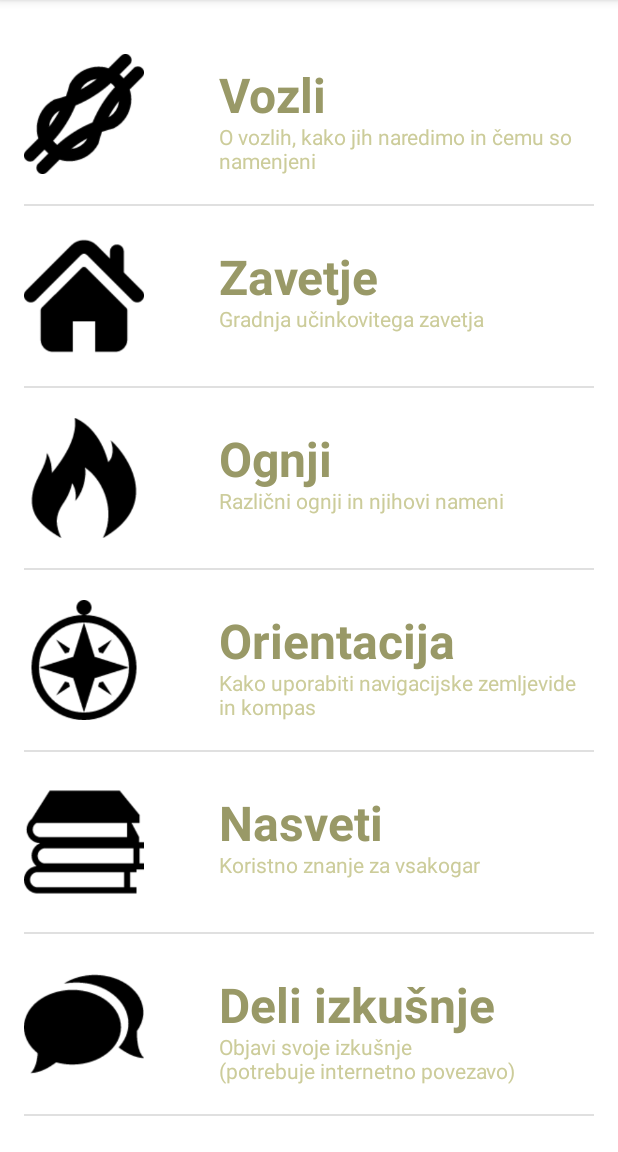
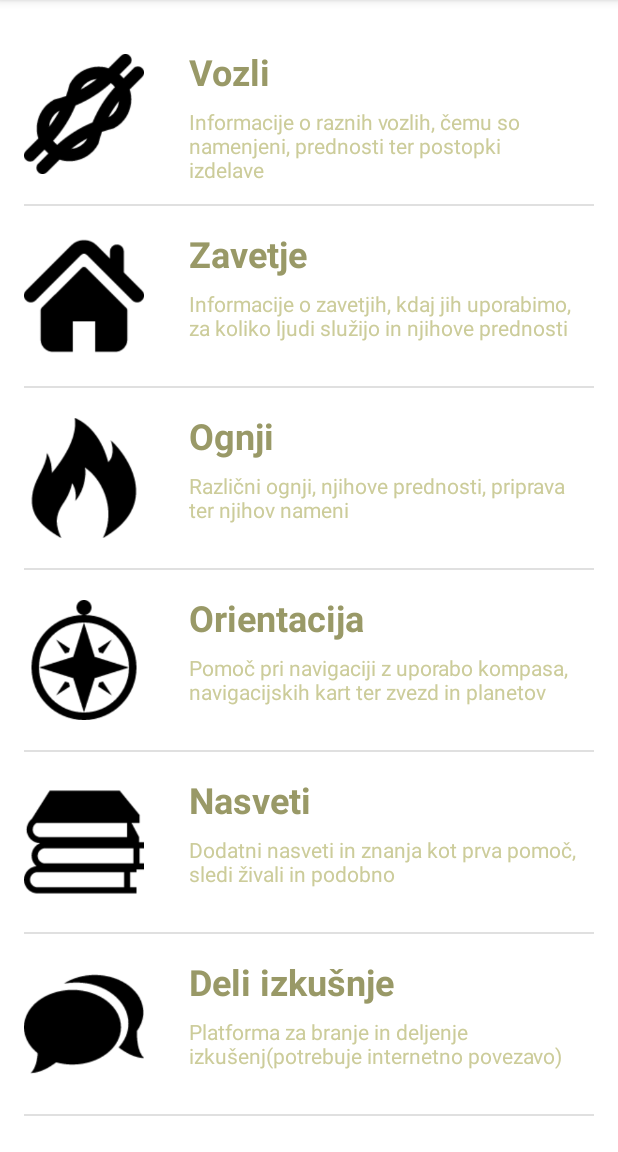
Before and after one commit to Cerozz/Skavt, an Android app: the screen it shows after launch (MainActivity), on a phone screen of 412 x 824 dp, the part 84-1236 px from its top. Run offline under Robolectric (Android 15) with nearby library versions, the phone set to English and light mode, and no system bars.

Commit message:
uredil fonte, layout in opise v menijih , dodatno uredil layout v elementih, vozli sedaj dokončno urejeni(samo še postopek). ostalo(ureditev element layouta, opisi itd) kasneje

```diff
--- a/app/src/main/java/com/example/zoki/skavt/Adapter_contentmenu.java
+++ b/app/src/main/java/com/example/zoki/skavt/Adapter_contentmenu.java
@@ -27,9 +27,7 @@ public class Adapter_contentmenu extends ArrayAdapter<Vsebina> {
         Vsebina vsebina = vsebina_list.get(position);
 
         TextView text = (TextView) customView.findViewById(R.id.textView);
-        if (vsebina.ime.length() > 10) {
-            text.setTextSize(TypedValue.COMPLEX_UNIT_DIP, 20);
-        }
+
 
         TextView difficulty = (TextView) customView.findViewById(R.id.tvDifficulty);
         ImageView slika = (ImageView) customView.findViewById(R.id.imageView);
--- a/app/src/main/java/com/example/zoki/skavt/MainActivity.java
+++ b/app/src/main/java/com/example/zoki/skavt/MainActivity.java
@@ -20,7 +20,7 @@ public class MainActivity extends AppCompatActivity {
         setContentView(R.layout.activity_main);
         String[] poglavja = {"Vozli", "Zavetje", "Ognji", "Orientacija", "Nasveti", "Deli izkušnje", "Svetilka"};
         int[] slike = {R.drawable.rope, R.drawable.home, R.drawable.flames, R.drawable.compass, R.drawable.books, R.drawable.social, R.drawable.flashlight};
-        String[] opisi = {"O vozlih, kako jih naredimo in čemu so namenjeni", "Gradnja učinkovitega zavetja", "Različni ognji in njihovi nameni", "Kako uporabiti navigacijske zemljevide in kompas", "Koristno znanje za vsakogar", "Objavi svoje izkušnje \n(potrebuje internetno povezavo)", "Svetilka za temne dni"};
+        String[] opisi = {"Informacije o raznih vozlih, čemu so namenjeni, prednosti ter postopki izdelave", "Informacije o zavetjih, kdaj jih uporabimo, za koliko ljudi služijo in njihove prednosti", "Različni ognji, njihove prednosti, priprava ter njihov nameni", "Pomoč pri navigaciji z uporabo kompasa, navigacijskih kart ter zvezd in planetov", "Dodatni nasveti in znanja kot prva pomoč, sledi živali in podobno", "Platforma za branje in deljenje izkušenj(potrebuje internetno povezavo)", "Uporaba bliskavice kot svetilka in možnost svetlobnega SOS signala"};
         ListAdapter adapter = new Adapter(this, poglavja, slike, opisi);
         ListView listView = (ListView) findViewById(R.id.listView);
         listView.setAdapter(adapter);
--- a/app/src/main/res/layout/activity_element.xml
+++ b/app/src/main/res/layout/activity_element.xml
@@ -52,6 +52,7 @@
             android:layout_width="wrap_content"
             android:layout_height="wrap_content"
             android:layout_gravity="center_horizontal"
+            android:gravity="left"
             android:paddingBottom="10dp"
             android:paddingLeft="5dp"
             android:paddingRight="5dp"
@@ -75,7 +76,7 @@
             android:id="@+id/tvUporaba"
             android:layout_width="wrap_content"
             android:layout_height="wrap_content"
-            android:layout_gravity="center_horizontal"
+            android:gravity="left"
             android:paddingBottom="5dp"
             android:paddingLeft="5dp"
             android:paddingRight="10dp"
--- a/app/src/main/res/layout/row.xml
+++ b/app/src/main/res/layout/row.xml
@@ -21,8 +21,9 @@
             android:layout_height="match_parent"
             android:layout_gravity="right|center_vertical"
             android:gravity="left|top"
-            android:paddingLeft="130dp"
-            android:paddingTop="65dp"
+            android:paddingLeft="110dp"
+            android:paddingRight="10dp"
+            android:paddingTop="55dp"
             android:textColor="#CCCC9A" />
 
         <TextView
@@ -31,11 +32,12 @@
             android:layout_height="match_parent"
             android:layout_gravity="right|center_vertical"
             android:gravity="left|top"
-            android:paddingLeft="130dp"
-            android:paddingTop="25dp"
+            android:paddingLeft="110dp"
+            android:paddingRight="10dp"
+            android:paddingTop="15dp"
             android:text="naslov"
             android:textColor="#999967"
-            android:textSize="32sp"
+            android:textSize="24dp"
             android:textStyle="bold" />
 
         <TextView
@@ -44,9 +46,11 @@
             android:layout_height="match_parent"
             android:layout_gravity="right|center_vertical"
             android:gravity="left|top"
-            android:paddingLeft="130dp"
+            android:paddingLeft="110dp"
+            android:paddingRight="10dp"
             android:paddingTop="70dp"
             android:text=""
+            android:textSize="18dp"
             android:textStyle="bold" />
 
     </FrameLayout>
```
Also changed, not shown: app/src/main/java/com/example/zoki/skavt/Vsebina.java (+9 -15 lines), app/src/main/res/drawable/vozel_podaljsevalni.png (deleted).
